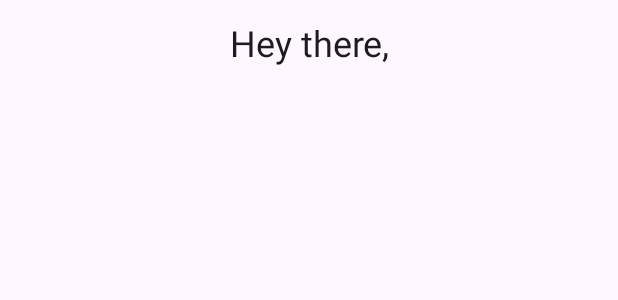
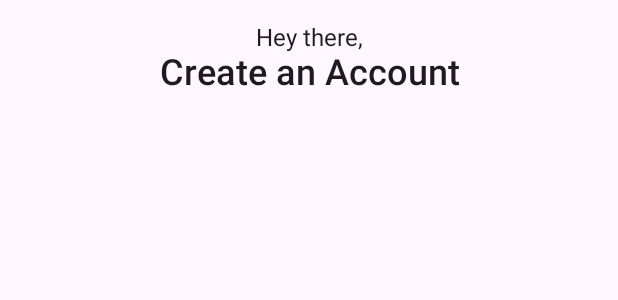
Before and after one commit to dev-satyamthakur/Login-Screen-Jetpack-Compose, an Android app built with Jetpack Compose: the @Preview function DefaultPrev, on a phone screen of 412 x 824 dp. Shown: the top 300 px of the screen. Run offline under Robolectric (Android 15) with nearby library versions, the phone set to English and light mode, and no system bars.

Commit message:
Create acc and OutlinedTextField comp creation

```diff
--- a/app/src/main/java/com/satyamthakur/learning/loginscreencompose/screens/AppComponents.kt
+++ b/app/src/main/java/com/satyamthakur/learning/loginscreencompose/screens/AppComponents.kt
@@ -1 +1,61 @@
 package com.satyamthakur.learning.loginscreencompose.screens
+
+import androidx.compose.foundation.layout.fillMaxWidth
+import androidx.compose.foundation.text.KeyboardOptions
+import androidx.compose.material3.OutlinedTextField
+import androidx.compose.material3.OutlinedTextFieldDefaults
+import androidx.compose.material3.Text
+import androidx.compose.material3.TextFieldDefaults
+import androidx.compose.runtime.Composable
+import androidx.compose.runtime.mutableStateOf
+import androidx.compose.runtime.remember
+import androidx.compose.ui.Modifier
+import androidx.compose.ui.text.TextStyle
+import androidx.compose.ui.text.font.FontWeight
+import androidx.compose.ui.text.style.TextAlign
+import androidx.compose.ui.unit.sp
+import com.satyamthakur.learning.loginscreencompose.ui.theme.Primary
+
+@Composable
+fun MyTextFieldComponent(label: String) {
+    val textValue = remember { mutableStateOf("") }
+
+    OutlinedTextField(
+        label = { Text(text = label) },
+        colors  = OutlinedTextFieldDefaults.colors(
+            focusedBorderColor = Primary,
+            focusedLabelColor = Primary,
+            cursorColor = Primary
+        ),
+        keyboardOptions = KeyboardOptions.Default,
+        value = textValue.value,
+        onValueChange = { textValue.value = it }
+    )
+
+}
+
+@Composable
+fun GreetTextView(value: String) {
+    Text(
+        modifier = Modifier.fillMaxWidth(),
+        text = value,
+        style = TextStyle(
+            fontSize = 16.sp,
+            fontWeight = FontWeight.Normal
+        ),
+        textAlign = TextAlign.Center
+    )
+}
+
+@Composable
+fun CreateAccount(value: String) {
+    Text(
+        modifier = Modifier.fillMaxWidth(),
+        text = value,
+        style = TextStyle(
+            fontSize = 24.sp,
+            fontWeight = FontWeight.SemiBold
+        ),
+        textAlign = TextAlign.Center
+    )
+}
--- a/app/src/main/java/com/satyamthakur/learning/loginscreencompose/screens/SignUpScreen.kt
+++ b/app/src/main/java/com/satyamthakur/learning/loginscreencompose/screens/SignUpScreen.kt
@@ -22,25 +22,16 @@ fun SignUpScreen() {
         modifier = Modifier.fillMaxSize()
     ) {
         Column(
-            modifier = Modifier.fillMaxSize().padding(16.dp)
+            modifier = Modifier
+                .fillMaxSize()
+                .padding(16.dp)
         ) {
             GreetTextView(value = "Hey there,")
+            CreateAccount(value = "Create an Account")
         }
     }
 }
 
-@Composable
-fun GreetTextView(value: String) {
-    Text(
-        modifier = Modifier.fillMaxWidth(),
-        text = value,
-        style = TextStyle(
-            fontSize = 24.sp,
-            fontWeight = FontWeight.Normal
-        ),
-        textAlign = TextAlign.Center
-    )
-}
 
 @Preview(showSystemUi = true, showBackground = true)
 @Composable
--- a/app/src/main/java/com/satyamthakur/learning/loginscreencompose/ui/theme/Color.kt
+++ b/app/src/main/java/com/satyamthakur/learning/loginscreencompose/ui/theme/Color.kt
@@ -1,6 +1,10 @@
 package com.satyamthakur.learning.loginscreencompose.ui.theme
 
 import androidx.compose.ui.graphics.Color
+
+val Primary = Color(0xFF222831)
+val Seconday = Color(0xFF393E46)
+val Accent = Color(0xFF0092CA)
 
 val Purple80 = Color(0xFFD0BCFF)
 val PurpleGrey80 = Color(0xFFCCC2DC)
```
